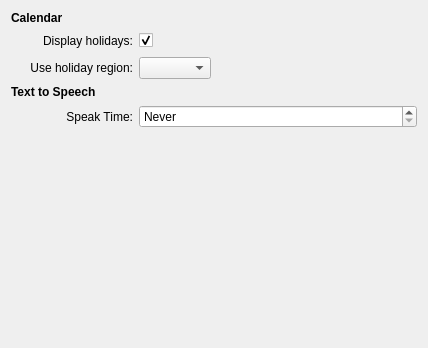
Qt form libs/plasmaclock/generalConfig.ui (mgottschlag/kwin-tiling) before a commit.
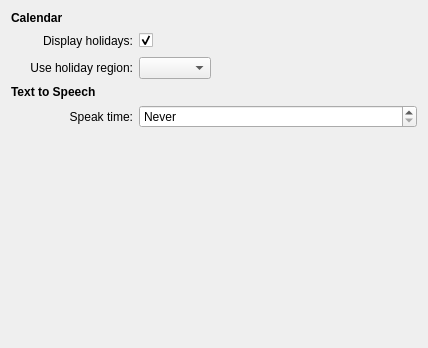
The same form after that commit. Custom widgets are drawn as their Qt base class.

Diff of the .ui file:
```diff
--- a/libs/plasmaclock/generalConfig.ui
+++ b/libs/plasmaclock/generalConfig.ui
@@ -115,7 +115,7 @@
    <item row="4" column="1">
     <widget class="QLabel" name="label_5">
      <property name="text">
-      <string>Speak Time:</string>
+      <string>Speak time:</string>
      </property>
      <property name="alignment">
       <set>Qt::AlignRight|Qt::AlignTrailing|Qt::AlignVCenter</set>
```
